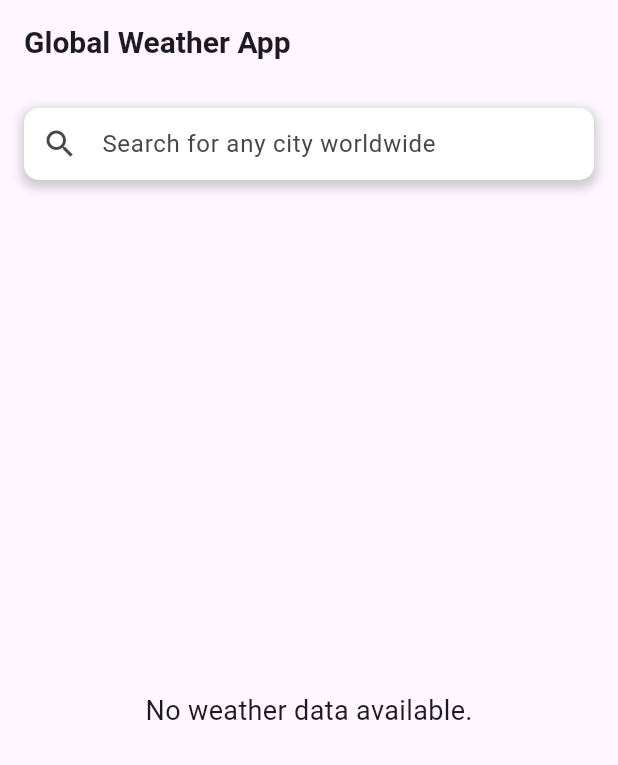
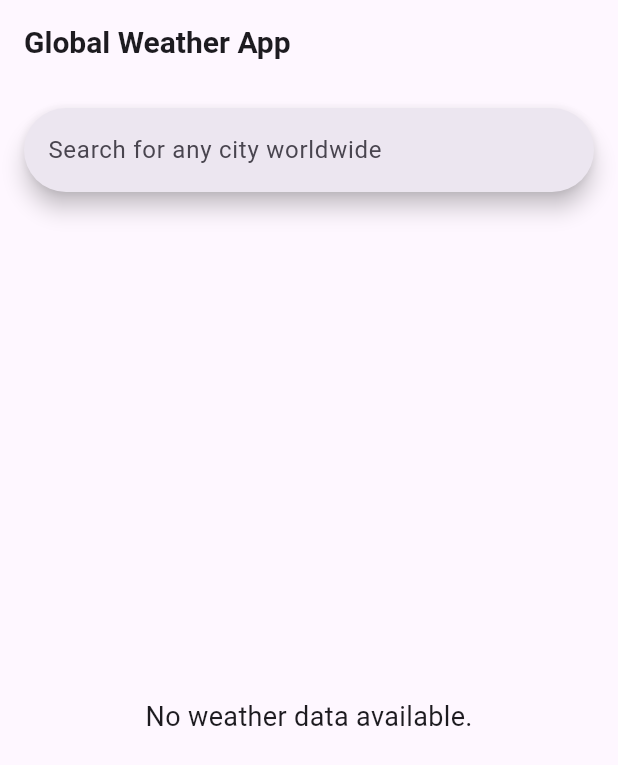
Before and after one commit to bhatharshi/global_weather_app, a Flutter app: the screen it shows after launch, on a phone screen of 412 x 824 dp. Shown: the top 765 px of the screen. Run offline on Flutter 3.47's test engine with Material 3 defaults, Android fonts, the phone set to English and light mode, and no system bars; network calls fail.

Commit message:
ui changes

```diff
--- /dev/null
+++ b/lib/components/search_bar.dart
@@ -0,0 +1,42 @@
+// component/search_bar.dart
+import 'package:flutter/material.dart';
+
+class SearchBar extends StatelessWidget {
+  final TextEditingController searchController;
+  final Function(String) onSubmitted;
+
+  const SearchBar({
+    Key? key,
+    required this.searchController,
+    required this.onSubmitted,
+  }) : super(key: key);
+
+  @override
+  Widget build(BuildContext context) {
+    return Container(
+      decoration: BoxDecoration(
+        // color: Colors.white,
+        borderRadius: BorderRadius.circular(10),
+        boxShadow: [
+          BoxShadow(
+            color: Colors.grey.withOpacity(0.5),
+            spreadRadius: 2,
+            blurRadius: 5,
+            offset: const Offset(0, 3),
+          ),
+        ],
+      ),
+      child: TextField(
+        controller: searchController,
+        decoration: InputDecoration(
+          border: OutlineInputBorder(
+            borderRadius: BorderRadius.circular(10),
+            borderSide: BorderSide.none,
+          ),
+          contentPadding: const EdgeInsets.symmetric(horizontal: 16),
+        ),
+        onSubmitted: onSubmitted,
+      ),
+    );
+  }
+}
--- a/lib/main.dart
+++ b/lib/main.dart
@@ -1,6 +1,6 @@
 import 'package:flutter/material.dart';
 
-import 'weather_api_service.dart';
+import 'screens/weather_list.dart';
 
 void main() {
   runApp(const MyApp());
@@ -12,6 +12,7 @@ class MyApp extends StatelessWidget {
   @override
   Widget build(BuildContext context) {
     return MaterialApp(
+      debugShowCheckedModeBanner: false,
       title: 'Global Weather App',
       theme: ThemeData(
         primarySwatch: Colors.deepPurple,
@@ -25,198 +26,3 @@ class MyApp extends StatelessWidget {
     );
   }
 }
-
-class WeatherPage extends StatefulWidget {
-  const WeatherPage({Key? key}) : super(key: key);
-
-  @override
-  _WeatherPageState createState() => _WeatherPageState();
-}
-
-class _WeatherPageState extends State<WeatherPage> {
-  final TextEditingController _searchController = TextEditingController();
-  final WeatherService _weatherService = WeatherService();
-  List<Map<String, dynamic>> _weatherData = [];
-  List<Map<String, dynamic>> _displayedWeatherData = [];
-  bool _isLoading = false;
-  String? _error;
-
-  @override
-  void initState() {
-    super.initState();
-    _fetchIndianCitiesWeather();
-  }
-
-  Future<void> _fetchIndianCitiesWeather() async {
-    setState(() {
-      _isLoading = true;
-      _error = null;
-    });
-
-    try {
-      final data = await _weatherService.fetchIndianCitiesWeather();
-      setState(() {
-        _weatherData = data;
-        _displayedWeatherData = data;
-      });
-    } catch (e) {
-      setState(() {
-        _error = e.toString();
-      });
-    } finally {
-      setState(() {
-        _isLoading = false;
-      });
-    }
-  }
-
-  Future<void> _searchCity(String query) async {
-    if (query.isEmpty) {
-      setState(() {
-        _displayedWeatherData = _weatherData;
-      });
-      return;
-    }
-
-    setState(() {
-      _isLoading = true;
-      _error = null;
-    });
-
-    try {
-      final data = await _weatherService.fetchWeather(query);
-      if (data != null) {
-        setState(() {
-          _displayedWeatherData = [data];
-        });
-      } else {
-        setState(() {
-          _error = 'City not found';
-        });
-      }
-    } catch (e) {
-      setState(() {
-        _error = e.toString();
-      });
-    } finally {
-      setState(() {
-        _isLoading = false;
-      });
-    }
-  }
-
-  @override
-  Widget build(BuildContext context) {
-    return Scaffold(
-      appBar: AppBar(
-        title: const Text('Global Weather App'),
-      ),
-      body: Padding(
-        padding: const EdgeInsets.all(16.0),
-        child: Column(
-          children: [
-            _buildSearchBar(),
-            const SizedBox(height: 20),
-            _buildContent(),
-          ],
-        ),
-      ),
-    );
-  }
-
-  Widget _buildSearchBar() {
-    return Container(
-      decoration: BoxDecoration(
-        color: Colors.white,
-        borderRadius: BorderRadius.circular(10),
-        boxShadow: [
-          BoxShadow(
-            color: Colors.grey.withOpacity(0.5),
-            spreadRadius: 2,
-            blurRadius: 5,
-            offset: const Offset(0, 3),
-          ),
-        ],
-      ),
-      child: TextField(
-        controller: _searchController,
-        decoration: InputDecoration(
-          hintText: 'Search for any city worldwide',
-          prefixIcon: const Icon(Icons.search),
-          border: OutlineInputBorder(
-            borderRadius: BorderRadius.circular(10),
-            borderSide: BorderSide.none,
-          ),
-          contentPadding: const EdgeInsets.symmetric(horizontal: 16),
-        ),
-        onSubmitted: (value) => _searchCity(value),
-      ),
-    );
-  }
-
-  Widget _buildContent() {
-    if (_isLoading) {
-      return const Expanded(
-        child: Center(
-          child: CircularProgressIndicator(),
-        ),
-      );
-    } else if (_error != null) {
-      return Expanded(
-        child: Center(
-          child: Text(
-            _error!,
-            style: const TextStyle(color: Colors.red, fontSize: 18),
-          ),
-        ),
-      );
-    } else if (_displayedWeatherData.isNotEmpty) {
-      return Expanded(
-        child: ListView.builder(
-          itemCount: _displayedWeatherData.length,
-          itemBuilder: (context, index) {
-            final weather = _displayedWeatherData[index];
-            return _buildWeatherCard(weather);
-          },
-        ),
-      );
-    } else {
-      return const Expanded(
-        child: Center(
-          child: Text(
-            'No weather data available.',
-            style: TextStyle(fontSize: 18),
-          ),
-        ),
-      );
-    }
-  }
-
-  Widget _buildWeatherCard(Map<String, dynamic> weather) {
-    final cityName = weather['name'];
-    final country = weather['sys']['country'];
-    final temp = weather['main']['temp'];
-    final description = weather['weather'][0]['description'];
-    final icon = weather['weather'][0]['icon'];
-
-    return Card(
-      elevation: 4,
-      margin: const EdgeInsets.symmetric(vertical: 8),
-      child: ListTile(
-        contentPadding: const EdgeInsets.all(16),
-        title: Text(
-          '$cityName, $country',
-          style: Theme.of(context).textTheme.titleLarge,
-        ),
-        subtitle: Text(
-          '$temp°C - $description',
-          style: const TextStyle(fontSize: 16),
-        ),
-        trailing: Image.network(
-          'http://openweathermap.org/img/wn/$icon@2x.png',
-          width: 60,
-        ),
-      ),
-    );
-  }
-}
--- /dev/null
+++ b/lib/screens/weather_list.dart
@@ -0,0 +1,156 @@
+import 'package:flutter/material.dart';
+import '../components/weather_card.dart';
+import '../services/weather_api_service.dart';
+
+class WeatherPage extends StatefulWidget {
+  const WeatherPage({Key? key}) : super(key: key);
+
+  @override
+  _WeatherPageState createState() => _WeatherPageState();
+}
+
+class _WeatherPageState extends State<WeatherPage> {
+  final TextEditingController _searchController = TextEditingController();
+  final WeatherService _weatherService = WeatherService();
+  List<Map<String, dynamic>> _weatherData = [];
+  List<Map<String, dynamic>> _displayedWeatherData = [];
+  bool _isLoading = false;
+  String? _error;
+  String? _validationError;
+  @override
+  void initState() {
+    super.initState();
+    _fetchIndianCitiesWeather();
+  }
+
+  Future<void> _fetchIndianCitiesWeather() async {
+    setState(() {
+      _isLoading = true;
+      _error = null;
+    });
+
+    try {
+      final data = await _weatherService.fetchIndianCitiesWeather();
+      setState(() {
+        _weatherData = data;
+        _displayedWeatherData = data;
+      });
+    } catch (e) {
+      setState(() {
+        _error = e.toString();
+      });
+    } finally {
+      setState(() {
+        _isLoading = false;
+      });
+    }
+  }
+
+  Future<void> _searchCity(String query) async {
+    if (query.trim().isEmpty) {
+      setState(() {
+        _displayedWeatherData = _weatherData;
+        _validationError = 'Enter a city name'; // Set validation error
+        _error = null; // Clear any existing errors
+      });
+      return;
+    }
+
+    setState(() {
+      _isLoading = true;
+      _error = null;
+      _validationError = null; // Clear validation error
+    });
+
+    try {
+      final data = await _weatherService.fetchWeather(query);
+      if (data != null) {
+        setState(() {
+          _displayedWeatherData = [data];
+          _error = null;
+        });
+      } else {
+        setState(() {
+          _error = 'City not found';
+        });
+      }
+    } catch (e) {
+      setState(() {
+        _error = e.toString();
+      });
+    } finally {
+      setState(() {
+        _isLoading = false;
+      });
+    }
+  }
+
+  @override
+  Widget build(BuildContext context) {
+    return Scaffold(
+      appBar: AppBar(
+        title: const Text('Global Weather App'),
+      ),
+      body: Padding(
+        padding: const EdgeInsets.all(16.0),
+        child: Column(
+          children: [
+            SearchBar(
+              hintText: 'Search for any city worldwide',
+              controller: _searchController,
+              onSubmitted: _searchCity,
+            ),
+            if (_validationError != null) // Display validation error
+              Padding(
+                padding: const EdgeInsets.only(top: 8.0),
+                child: Text(
+                  _validationError!,
+                  style: const TextStyle(color: Colors.red, fontSize: 16),
+                ),
+              ),
+            const SizedBox(height: 20),
+            _buildContent(),
+          ],
+        ),
+      ),
+    );
+  }
+
+  Widget _buildContent() {
+    if (_isLoading) {
+      return const Expanded(
+        child: Center(
+          child: CircularProgressIndicator(),
+        ),
+      );
+    } else if (_error != null) {
+      return Expanded(
+        child: Center(
+          child: Text(
+            _error!,
+            style: const TextStyle(color: Colors.red, fontSize: 18),
+          ),
+        ),
+      );
+    } else if (_displayedWeatherData.isNotEmpty) {
+      return Expanded(
+        child: ListView.builder(
+          itemCount: _displayedWeatherData.length,
+          itemBuilder: (context, index) {
+            final weather = _displayedWeatherData[index];
+            return WeatherCard(weather: weather);
+          },
+        ),
+      );
+    } else {
+      return const Expanded(
+        child: Center(
+          child: Text(
+            'No weather data available.',
+            style: TextStyle(fontSize: 18),
+          ),
+        ),
+      );
+    }
+  }
+}
```
Also changed, not shown: lib/components/weather_card.dart (added, +37 -0 lines), lib/services/weather_api_service.dart (added, +62 -0 lines), 1 other file.
